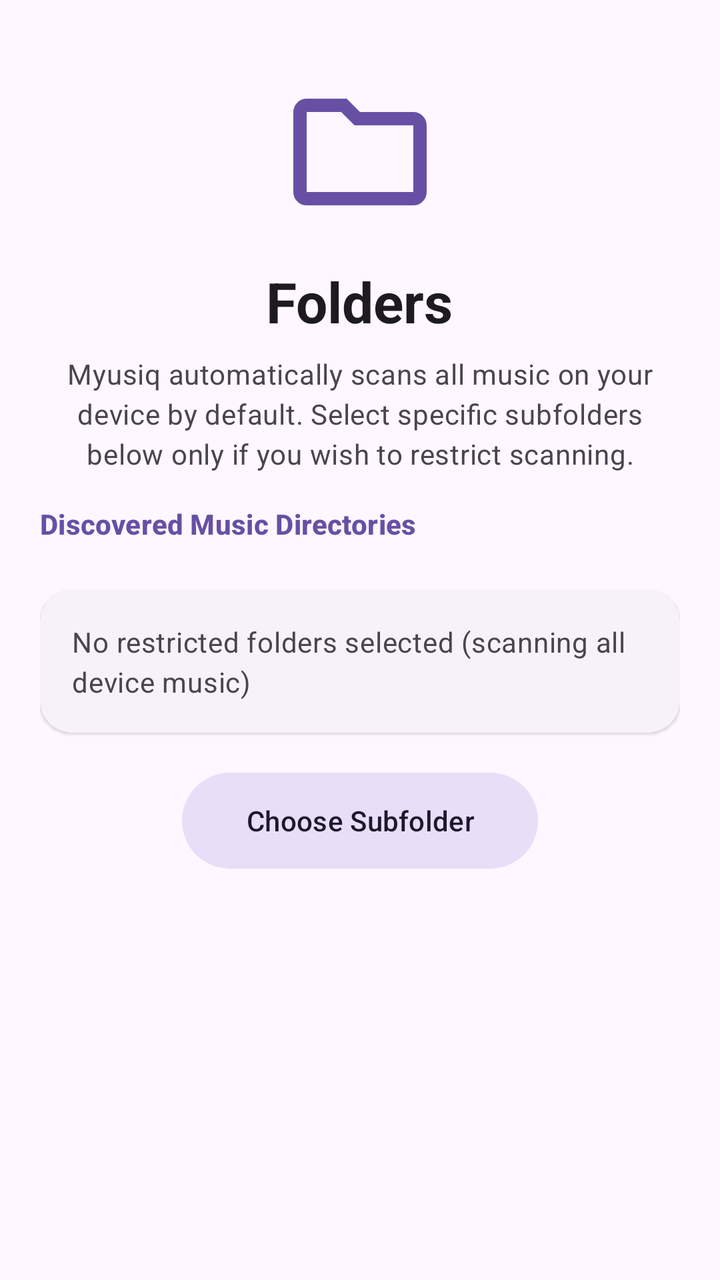
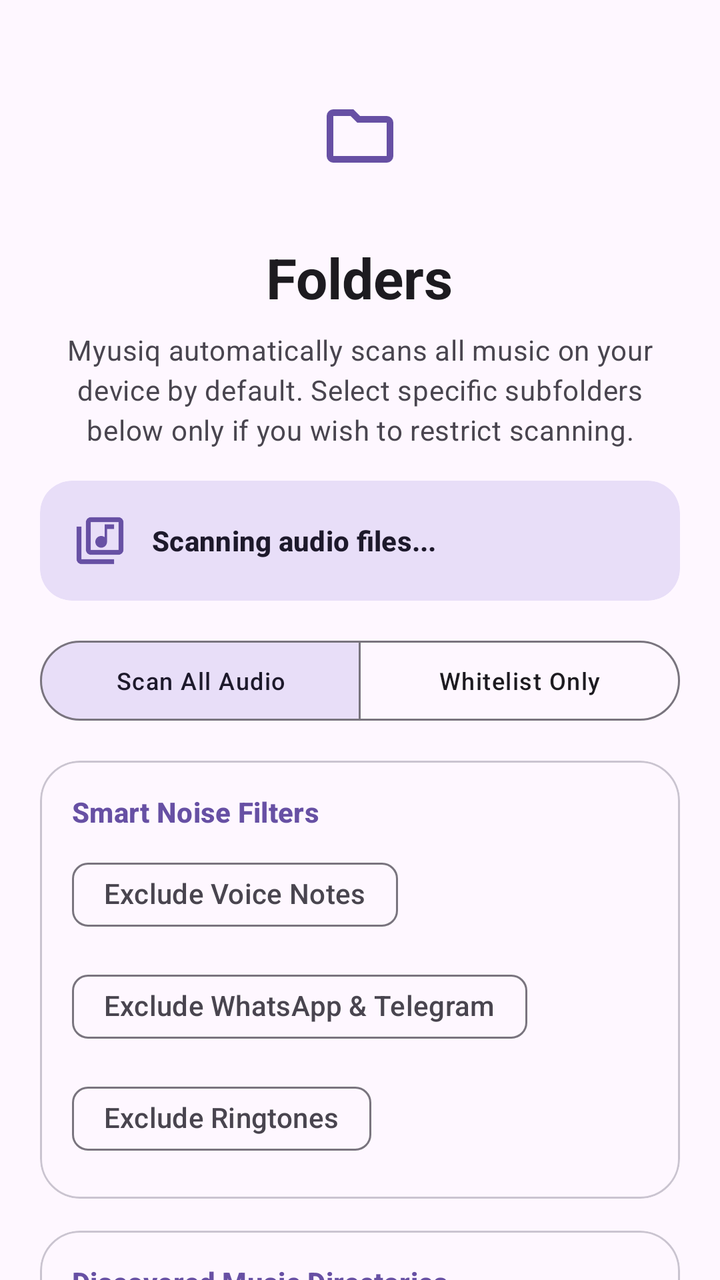

The first picture is an Android layout as it rendered before a commit; the second is the same layout after the commit. The layout source and the unified diff follow.
<!-- AndroidManifest.xml: application theme Theme_Myusiq -->
<!-- res/layout/fragment_setup_folders.xml -->
<?xml version="1.0" encoding="utf-8"?>
<androidx.core.widget.NestedScrollView xmlns:android="http://schemas.android.com/apk/res/android"
    xmlns:app="http://schemas.android.com/apk/res-auto"
    xmlns:tools="http://schemas.android.com/tools"
    android:layout_width="match_parent"
    android:layout_height="match_parent"
    android:fillViewport="true">

    <LinearLayout
        android:layout_width="match_parent"
        android:layout_height="wrap_content"
        android:orientation="vertical"
        android:padding="20dp">

        <ImageView
            android:id="@+id/ivFoldersIllustration"
            android:layout_width="80dp"
            android:layout_height="80dp"
            android:layout_gravity="center_horizontal"
            android:layout_marginTop="16dp"
            android:src="@drawable/ic_folder"
            app:tint="?attr/colorPrimary" />

        <TextView
            android:id="@+id/tvFoldersTitle"
            android:layout_width="wrap_content"
            android:layout_height="wrap_content"
            android:layout_gravity="center_horizontal"
            android:layout_marginTop="16dp"
            android:text="@string/step_folders"
            android:textAppearance="?attr/textAppearanceHeadlineMedium"
            android:textStyle="bold" />

        <TextView
            android:id="@+id/tvFoldersDesc"
            android:layout_width="match_parent"
            android:layout_height="wrap_content"
            android:layout_marginTop="8dp"
            android:gravity="center"
            android:text="@string/folder_selection_optional_desc"
            android:textAppearance="?attr/textAppearanceBodyMedium"
            android:textColor="?attr/colorOnSurfaceVariant" />

        
        <ProgressBar
            android:id="@+id/pbLoadingFolders"
            style="?android:attr/progressBarStyle"
            android:layout_width="wrap_content"
            android:layout_height="wrap_content"
            android:layout_gravity="center_horizontal"
            android:layout_marginTop="20dp"
            android:visibility="gone" />

        
        <TextView
            android:id="@+id/tvScannedFoldersLabel"
            android:layout_width="wrap_content"
            android:layout_height="wrap_content"
            android:layout_marginTop="16dp"
            android:layout_marginBottom="8dp"
            android:text="Discovered Music Directories"
            android:textAppearance="?attr/textAppearanceLabelLarge"
            android:textColor="?attr/colorPrimary"
            android:textStyle="bold"
            tools:ignore="HardcodedText" />

        <androidx.recyclerview.widget.RecyclerView
            android:id="@+id/rvSetupFolders"
            android:layout_width="match_parent"
            android:layout_height="wrap_content"
            android:nestedScrollingEnabled="false"
            tools:itemCount="3"
            tools:listitem="@layout/item_folder" />

        
        <com.google.android.material.card.MaterialCardView
            android:id="@+id/cardSelectedFolder"
            style="@style/Widget.Material3.CardView.Elevated"
            android:layout_width="match_parent"
            android:layout_height="wrap_content"
            android:layout_marginTop="16dp"
            app:cardCornerRadius="16dp">

            <TextView
                android:id="@+id/tvSelectedFolder"
                android:layout_width="match_parent"
                android:layout_height="wrap_content"
                android:padding="16dp"
                android:text="@string/no_directory_selected"
                android:textAppearance="?attr/textAppearanceBodyMedium"
                android:textColor="?attr/colorOnSurfaceVariant" />
        </com.google.android.material.card.MaterialCardView>

        <com.google.android.material.button.MaterialButton
            android:id="@+id/btnSelectFolder"
            style="@style/Widget.Material3.Button.TonalButton"
            android:layout_width="wrap_content"
            android:layout_height="56dp"
            android:layout_gravity="center_horizontal"
            android:layout_marginTop="16dp"
            android:paddingHorizontal="32dp"
            android:text="@string/choose_directory"
            android:textAppearance="?attr/textAppearanceLabelLarge"
            app:cornerRadius="28dp" />

    </LinearLayout>
</androidx.core.widget.NestedScrollView>
<!-- res/layout/item_folder.xml (included above) -->
<?xml version="1.0" encoding="utf-8"?>
<LinearLayout xmlns:android="http://schemas.android.com/apk/res/android"
    xmlns:tools="http://schemas.android.com/tools"
    android:layout_width="match_parent"
    android:layout_height="wrap_content"
    xmlns:app="http://schemas.android.com/apk/res-auto"
    android:orientation="horizontal"
    android:paddingVertical="12dp"
    android:paddingHorizontal="16dp"
    android:gravity="center_vertical"
    android:background="@drawable/bg_folder_item">
    <LinearLayout
        android:layout_width="0dp"
        android:layout_height="wrap_content"
        android:layout_weight="1"
        android:orientation="vertical"
        android:paddingEnd="8dp"
        tools:ignore="RtlSymmetry">
        <com.google.android.material.textview.MaterialTextView
            android:id="@+id/tvFolderName"
            android:layout_width="wrap_content"
            android:layout_height="wrap_content"
            android:text="Music"
            android:textAppearance="?attr/textAppearanceTitleMedium"
            android:textStyle="bold"
            android:textColor="?attr/colorOnSurface"
            tools:ignore="HardcodedText" />
        <com.google.android.material.textview.MaterialTextView
            android:id="@+id/tvFolderPath"
            android:layout_width="wrap_content"
            android:layout_height="wrap_content"
            android:text="/storage/emulated/0/Music"
            android:textAppearance="?attr/textAppearanceLabelSmall"
            android:textColor="?attr/colorOnSurfaceVariant"
            android:ellipsize="start"
            android:singleLine="true"
            tools:ignore="HardcodedText" />
    </LinearLayout>
    <com.google.android.material.button.MaterialButton
        android:id="@+id/btnFolderOptions"
        style="@style/Widget.Material3.Button.IconButton"
        android:layout_width="40dp"
        android:layout_height="40dp"
        android:layout_marginEnd="8dp"
        android:padding="0dp"
        android:insetLeft="0dp"
        android:insetTop="0dp"
        android:insetRight="0dp"
        android:insetBottom="0dp"
        app:iconGravity="textStart"
        android:gravity="center"
        android:contentDescription="@string/folder_options"
        app:icon="@drawable/ic_more_vert"
        app:iconPadding="0dp"
        app:iconTint="?attr/colorOnSurfaceVariant"
        app:backgroundTint="@android:color/transparent"
        app:rippleColor="?attr/colorControlHighlight" />
    <com.google.android.material.materialswitch.MaterialSwitch
        android:id="@+id/switchFolder"
        android:layout_width="wrap_content"
        android:layout_height="wrap_content" />
</LinearLayout>
<!-- resources referenced by this layout -->
<resources>
  <string name="choose_directory">Choose Subfolder</string>
  <string name="folder_options">Folder options</string>
  <string name="no_directory_selected">No restricted folders selected (scanning all device music)</string>
  <string name="step_folders">Folders</string>
  <color name="md_theme_default_primary">#6750A4</color>
  <!-- unchanged entries left out for length: 6 -->
</resources>

<!-- the commit's change to res/layout/fragment_setup_folders.xml (unified diff, before → after) -->
@@ -14,10 +14,13 @@
 
         <ImageView
             android:id="@+id/ivFoldersIllustration"
-            android:layout_width="80dp"
-            android:layout_height="80dp"
+            android:layout_width="72dp"
+            android:layout_height="72dp"
             android:layout_gravity="center_horizontal"
-            android:layout_marginTop="16dp"
+            android:layout_marginTop="12dp"
+            android:background="@drawable/bg_folder_item"
+            android:contentDescription="@null"
+            android:padding="16dp"
             android:src="@drawable/ic_folder"
             app:tint="?attr/colorPrimary" />
 
@@ -36,72 +39,255 @@
             android:layout_width="match_parent"
             android:layout_height="wrap_content"
             android:layout_marginTop="8dp"
+            android:layout_marginBottom="16dp"
             android:gravity="center"
             android:text="@string/folder_selection_optional_desc"
             android:textAppearance="?attr/textAppearanceBodyMedium"
             android:textColor="?attr/colorOnSurfaceVariant" />
 
         
+        <com.google.android.material.card.MaterialCardView
+            android:id="@+id/cardLiveSummary"
+            style="@style/Widget.Material3.CardView.Filled"
+            android:layout_width="match_parent"
+            android:layout_height="wrap_content"
+            android:layout_marginBottom="16dp"
+            app:cardBackgroundColor="?attr/colorSecondaryContainer"
+            app:cardCornerRadius="16dp"
+            app:cardElevation="0dp">
+
+            <LinearLayout
+                android:layout_width="match_parent"
+                android:layout_height="wrap_content"
+                android:gravity="center_vertical"
+                android:orientation="horizontal"
+                android:padding="16dp">
+
+                <ImageView
+                    android:layout_width="28dp"
+                    android:layout_height="28dp"
+                    android:layout_marginEnd="12dp"
+                    android:contentDescription="@null"
+                    android:src="@drawable/ic_tracks"
+                    app:tint="?attr/colorPrimary" />
+
+                <TextView
+                    android:id="@+id/tvLiveTrackSummary"
+                    android:layout_width="0dp"
+                    android:layout_height="wrap_content"
+                    android:layout_weight="1"
+                    android:text="Scanning audio files..."
+                    android:textAppearance="?attr/textAppearanceTitleSmall"
+                    android:textColor="?attr/colorOnSecondaryContainer"
+                    android:textStyle="bold"
+                    tools:ignore="HardcodedText" />
+            </LinearLayout>
+        </com.google.android.material.card.MaterialCardView>
+
+        
+        <com.google.android.material.button.MaterialButtonToggleGroup
+            android:id="@+id/toggleGroupScanMode"
+            android:layout_width="match_parent"
+            android:layout_height="wrap_content"
+            android:layout_marginBottom="16dp"
+            app:checkedButton="@id/btnModeScanAll"
+            app:singleSelection="true"
+            app:selectionRequired="true">
+
+            <com.google.android.material.button.MaterialButton
+                android:id="@+id/btnModeScanAll"
+                style="@style/Widget.Material3.Button.OutlinedButton"
+                android:layout_width="0dp"
+                android:layout_height="wrap_content"
+                android:layout_weight="1"
+                android:text="Scan All Audio"
+                android:textAppearance="?attr/textAppearanceLabelMedium"
+                tools:ignore="HardcodedText" />
+
+            <com.google.android.material.button.MaterialButton
+                android:id="@+id/btnModeWhitelist"
+                style="@style/Widget.Material3.Button.OutlinedButton"
+                android:layout_width="0dp"
+                android:layout_height="wrap_content"
+                android:layout_weight="1"
+                android:text="Whitelist Only"
+                android:textAppearance="?attr/textAppearanceLabelMedium"
+                tools:ignore="HardcodedText" />
+        </com.google.android.material.button.MaterialButtonToggleGroup>
+
+        
+        <com.google.android.material.card.MaterialCardView
+            android:id="@+id/cardSmartPresets"
+            style="@style/Widget.Material3.CardView.Outlined"
+            android:layout_width="match_parent"
+            android:layout_height="wrap_content"
+            android:layout_marginBottom="16dp"
+            app:cardCornerRadius="20dp"
+            app:strokeColor="?attr/colorOutlineVariant">
+
+            <LinearLayout
+                android:layout_width="match_parent"
+                android:layout_height="wrap_content"
+                android:orientation="vertical"
+                android:padding="16dp">
+
+                <TextView
+                    android:layout_width="wrap_content"
+                    android:layout_height="wrap_content"
+                    android:layout_marginBottom="8dp"
+                    android:text="Smart Noise Filters"
+                    android:textAppearance="?attr/textAppearanceTitleSmall"
+                    android:textColor="?attr/colorPrimary"
+                    android:textStyle="bold"
+                    tools:ignore="HardcodedText" />
+
+                <com.google.android.material.chip.ChipGroup
+                    android:id="@+id/chipGroupSmartPresets"
+                    android:layout_width="match_parent"
+                    android:layout_height="wrap_content">
+
+                    <com.google.android.material.chip.Chip
+                        android:id="@+id/chipExcludeVoiceNotes"
+                        style="@style/Widget.Material3.Chip.Filter"
+                        android:layout_width="wrap_content"
+                        android:layout_height="wrap_content"
+                        android:text="Exclude Voice Notes"
+                        tools:ignore="HardcodedText" />
+
+                    <com.google.android.material.chip.Chip
+                        android:id="@+id/chipExcludeMessaging"
+                        style="@style/Widget.Material3.Chip.Filter"
+                        android:layout_width="wrap_content"
+                        android:layout_height="wrap_content"
+                        android:text="Exclude WhatsApp &amp; Telegram"
+                        tools:ignore="HardcodedText" />
+
+                    <com.google.android.material.chip.Chip
+                        android:id="@+id/chipExcludeRingtones"
+                        style="@style/Widget.Material3.Chip.Filter"
+                        android:layout_width="wrap_content"
+                        android:layout_height="wrap_content"
+                        android:text="Exclude Ringtones"
+                        tools:ignore="HardcodedText" />
+                </com.google.android.material.chip.ChipGroup>
+            </LinearLayout>
+        </com.google.android.material.card.MaterialCardView>
+
+        
         <ProgressBar
             android:id="@+id/pbLoadingFolders"
             style="?android:attr/progressBarStyle"
             android:layout_width="wrap_content"
             android:layout_height="wrap_content"
             android:layout_gravity="center_horizontal"
-            android:layout_marginTop="20dp"
+            android:layout_marginTop="16dp"
             android:visibility="gone" />
 
         
-        <TextView
-            android:id="@+id/tvScannedFoldersLabel"
-            android:layout_width="wrap_content"
-            android:layout_height="wrap_content"
-            android:layout_marginTop="16dp"
-            android:layout_marginBottom="8dp"
-            android:text="Discovered Music Directories"
-            android:textAppearance="?attr/textAppearanceLabelLarge"
-            android:textColor="?attr/colorPrimary"
-            android:textStyle="bold"
-            tools:ignore="HardcodedText" />
-
-        <androidx.recyclerview.widget.RecyclerView
-            android:id="@+id/rvSetupFolders"
-            android:layout_width="match_parent"
-            android:layout_height="wrap_content"
-            android:nestedScrollingEnabled="false"
-            tools:itemCount="3"
-            tools:listitem="@layout/item_folder" />
-
-        
         <com.google.android.material.card.MaterialCardView
-            android:id="@+id/cardSelectedFolder"
-            style="@style/Widget.Material3.CardView.Elevated"
-            android:layout_width="match_parent"
-            android:layout_height="wrap_content"
-            android:layout_marginTop="16dp"
-            app:cardCornerRadius="16dp">
-
-            <TextView
-                android:id="@+id/tvSelectedFolder"
+            android:id="@+id/cardDiscoveredFolders"
+            style="@style/Widget.Material3.CardView.Outlined"
+            android:layout_width="match_parent"
+            android:layout_height="wrap_content"
+            android:layout_marginBottom="16dp"
+            app:cardCornerRadius="20dp"
+            app:strokeColor="?attr/colorOutlineVariant">
+
+            <LinearLayout
                 android:layout_width="match_parent"
                 android:layout_height="wrap_content"
-                android:padding="16dp"
-                android:text="@string/no_directory_selected"
-                android:textAppearance="?attr/textAppearanceBodyMedium"
-                android:textColor="?attr/colorOnSurfaceVariant" />
+                android:orientation="vertical"
+                android:padding="16dp">
+
+                <TextView
+                    android:id="@+id/tvScannedFoldersLabel"
+                    android:layout_width="wrap_content"
+                    android:layout_height="wrap_content"
+                    android:layout_marginBottom="12dp"
+                    android:text="Discovered Music Directories"
+                    android:textAppearance="?attr/textAppearanceTitleSmall"
+                    android:textColor="?attr/colorPrimary"
+                    android:textStyle="bold"
+                    tools:ignore="HardcodedText" />
+
+                <androidx.recyclerview.widget.RecyclerView
+                    android:id="@+id/rvSetupFolders"
+                    android:layout_width="match_parent"
+                    android:layout_height="wrap_content"
+                    android:nestedScrollingEnabled="false"
+                    tools:itemCount="3"
+                    tools:listitem="@layout/item_folder" />
+            </LinearLayout>
         </com.google.android.material.card.MaterialCardView>
 
-        <com.google.android.material.button.MaterialButton
-            android:id="@+id/btnSelectFolder"
-            style="@style/Widget.Material3.Button.TonalButton"
-            android:layout_width="wrap_content"
-            android:layout_height="56dp"
-            android:layout_gravity="center_horizontal"
-            android:layout_marginTop="16dp"
-            android:paddingHorizontal="32dp"
-            android:text="@string/choose_directory"
-            android:textAppearance="?attr/textAppearanceLabelLarge"
-            app:cornerRadius="28dp" />
+        
+        <com.google.android.material.card.MaterialCardView
+            android:id="@+id/cardWhitelistFolders"
+            style="@style/Widget.Material3.CardView.Outlined"
+            android:layout_width="match_parent"
+            android:layout_height="wrap_content"
+            android:layout_marginBottom="16dp"
+            app:cardCornerRadius="20dp"
+            app:strokeColor="?attr/colorOutlineVariant">
+
+            <LinearLayout
+                android:layout_width="match_parent"
+                android:layout_height="wrap_content"
+                android:orientation="vertical"
+                android:padding="16dp">
+
+                <TextView
+                    android:layout_width="wrap_content"
+                    android:layout_height="wrap_content"
+                    android:layout_marginBottom="8dp"
+                    android:text="Allowed Whitelist Directories"
+                    android:textAppearance="?attr/textAppearanceTitleSmall"
+                    android:textColor="?attr/colorPrimary"
+                    android:textStyle="bold"
+                    tools:ignore="HardcodedText" />
+
+                <TextView
+                    android:layout_width="match_parent"
+                    android:layout_height="wrap_content"
+                    android:layout_marginBottom="12dp"
+                    android:text="Only audio tracks inside the selected custom directories below will be added to your library."
+                    android:textAppearance="?attr/textAppearanceBodySmall"
+                    android:textColor="?attr/colorOnSurfaceVariant"
+                    tools:ignore="HardcodedText" />
+
+                <TextView
+                    android:id="@+id/tvEmptyWhitelistMessage"
+                    android:layout_width="match_parent"
+                    android:layout_height="wrap_content"
+                    android:layout_marginBottom="12dp"
+                    android:gravity="center"
+                    android:padding="16dp"
+                    android:text="No custom directories added yet. Tap below to choose a folder."
+                    android:textAppearance="?attr/textAppearanceBodyMedium"
+                    android:textColor="?attr/colorOnSurfaceVariant"
+                    android:visibility="gone"
+                    tools:ignore="HardcodedText" />
+
+                <androidx.recyclerview.widget.RecyclerView
+                    android:id="@+id/rvCustomFolders"
+                    android:layout_width="match_parent"
+                    android:layout_height="wrap_content"
+                    android:layout_marginBottom="12dp"
+                    android:nestedScrollingEnabled="false"
+                    tools:itemCount="2"
+                    tools:listitem="@layout/item_custom_folder" />
+
+                <com.google.android.material.button.MaterialButton
+                    android:id="@+id/btnSelectFolder"
+                    style="@style/Widget.Material3.Button.TonalButton"
+                    android:layout_width="match_parent"
+                    android:layout_height="50dp"
+                    android:text="@string/choose_directory"
+                    android:textAppearance="?attr/textAppearanceLabelLarge"
+                    app:cornerRadius="24dp"
+                    app:icon="@drawable/ic_folder" />
+            </LinearLayout>
+        </com.google.android.material.card.MaterialCardView>
 
     </LinearLayout>
 </androidx.core.widget.NestedScrollView>
@@ -166,5 +352,77 @@
     <com.google.android.material.materialswitch.MaterialSwitch
         android:id="@+id/switchFolder"
         android:layout_width="wrap_content"
-        android:layout_height="wrap_content" />
+        android:layout_height="wrap_content"
+        app:thumbIcon="@drawable/ic_switch_headphone_thumb" />
 </LinearLayout>
+<!-- res/layout/item_custom_folder.xml (included above) -->
+<?xml version="1.0" encoding="utf-8"?>
+<LinearLayout xmlns:android="http://schemas.android.com/apk/res/android"
+    xmlns:app="http://schemas.android.com/apk/res-auto"
+    xmlns:tools="http://schemas.android.com/tools"
+    android:layout_width="match_parent"
+    android:layout_height="wrap_content"
+    android:background="@drawable/bg_folder_item"
+    android:gravity="center_vertical"
+    android:orientation="horizontal"
+    android:paddingHorizontal="16dp"
+    android:paddingVertical="12dp">
+
+    <ImageView
+        android:id="@+id/ivCustomFolderIcon"
+        android:layout_width="32dp"
+        android:layout_height="32dp"
+        android:layout_marginEnd="12dp"
+        android:contentDescription="@null"
+        android:src="@drawable/ic_folder"
+        app:tint="?attr/colorPrimary" />
+
+    <LinearLayout
+        android:layout_width="0dp"
+        android:layout_height="wrap_content"
+        android:layout_weight="1"
+        android:orientation="vertical"
+        android:paddingEnd="8dp">
+
+        <com.google.android.material.textview.MaterialTextView
+            android:id="@+id/tvCustomFolderName"
+            android:layout_width="wrap_content"
+            android:layout_height="wrap_content"
+            android:text="Music Folder"
+            android:textAppearance="?attr/textAppearanceTitleMedium"
+            android:textColor="?attr/colorOnSurface"
+            android:textStyle="bold"
+            tools:ignore="HardcodedText" />
+
+        <com.google.android.material.textview.MaterialTextView
+            android:id="@+id/tvCustomFolderPath"
+            android:layout_width="wrap_content"
+            android:layout_height="wrap_content"
+            android:ellipsize="start"
+            android:singleLine="true"
+            android:text="content://com.android.externalstorage.documents/tree/primary%3AMusic"
+            android:textAppearance="?attr/textAppearanceLabelSmall"
+            android:textColor="?attr/colorOnSurfaceVariant"
+            tools:ignore="HardcodedText" />
+    </LinearLayout>
+
+    <com.google.android.material.button.MaterialButton
+        android:id="@+id/btnRemoveCustomFolder"
+        style="@style/Widget.Material3.Button.IconButton"
+        android:layout_width="40dp"
+        android:layout_height="40dp"
+        android:contentDescription="Remove Folder"
+        android:gravity="center"
+        android:insetLeft="0dp"
+        android:insetTop="0dp"
+        android:insetRight="0dp"
+        android:insetBottom="0dp"
+        android:padding="0dp"
+        app:backgroundTint="@android:color/transparent"
+        app:icon="@drawable/ic_close"
+        app:iconGravity="textStart"
+        app:iconPadding="0dp"
+        app:iconTint="?attr/colorError"
+        app:rippleColor="?attr/colorControlHighlight"
+        tools:ignore="HardcodedText" />
+</LinearLayout>
<!-- resource entries referenced after the edit -->
@@ -1,9 +1,83 @@
 <!-- resources referenced by this layout -->
 <resources>
+  <!-- drawable ic_close (drawable) -->
+  <vector xmlns:android="http://schemas.android.com/apk/res/android"
+      android:width="24dp"
+      android:height="24dp"
+      android:viewportWidth="24"
+      android:viewportHeight="24">
+      <path
+          android:fillColor="#FF000000"
+          android:pathData="M19,6.41L17.59,5,12,10.59,6.41,5,5,6.41,10.59,12,5,17.59,6.41,19,12,13.41,17.59,19,19,17.59,13.41,12z" />
+  </vector>
+  <!-- drawable ic_switch_headphone_thumb (drawable) -->
+  <?xml version="1.0" encoding="utf-8"?>
+  <selector xmlns:android="http://schemas.android.com/apk/res/android">
+      <item android:state_checked="true" android:drawable="@drawable/ic_headphones" />
+      <item android:drawable="@drawable/ic_headphones_off" />
+  </selector>
+  <!-- drawable ic_tracks (drawable) -->
+  <vector xmlns:android="http://schemas.android.com/apk/res/android"
+      android:width="24dp"
+      android:height="24dp"
+      android:viewportWidth="960"
+      android:viewportHeight="960"
+      android:tint="?attr/colorOnSurfaceVariant">
+  
+      <path android:fillColor="@android:color/white" android:pathData="M500,600Q542,600 571,571Q600,542 600,500L600,280L720,280L720,200L560,200L560,420Q547,410 532,405Q517,400 500,400Q458,400 429,429Q400,458 400,500Q400,542 429,571Q458,600 500,600ZM320,720Q287,720 263.5,696.5Q240,673 240,640L240,160Q240,127 263.5,103.5Q287,80 320,80L800,80Q833,80 856.5,103.5Q880,127 880,160L880,640Q880,673 856.5,696.5Q833,720 800,720L320,720ZM320,640L800,640Q800,640 800,640Q800,640 800,640L800,160Q800,160 800,160Q800,160 800,160L320,160Q320,160 320,160Q320,160 320,160L320,640Q320,640 320,640Q320,640 320,640ZM160,880Q127,880 103.5,856.5Q80,833 80,800L80,240L160,240L160,800Q160,800 160,800Q160,800 160,800L720,800L720,880L160,880ZM320,160L320,160Q320,160 320,160Q320,160 320,160L320,640Q320,640 320,640Q320,640 320,640L320,640Q320,640 320,640Q320,640 320,640L320,160Q320,160 320,160Q320,160 320,160Z"/>
+  
+  </vector>
   <string name="choose_directory">Choose Subfolder</string>
   <string name="folder_options">Folder options</string>
-  <string name="no_directory_selected">No restricted folders selected (scanning all device music)</string>
   <string name="step_folders">Folders</string>
+  <!-- drawable ic_headphones (drawable) -->
+  <?xml version="1.0" encoding="utf-8"?>
+  <vector xmlns:android="http://schemas.android.com/apk/res/android"
+      android:width="24dp"
+      android:height="24dp"
+      android:viewportWidth="24"
+      android:viewportHeight="24">
+      <path
+          android:strokeColor="#FF000000"
+          android:strokeWidth="2.2"
+          android:strokeLineCap="round"
+          android:pathData="M4,12C4,7.58 7.58,4 12,4C16.42,4 20,7.58 20,12" />
+  
+      <path
+          android:fillColor="#FF000000"
+          android:pathData="M3,11h3c0.55,0 1,0.45 1,1v6c0,0.55 -0.45,1 -1,1H3c-0.55,0 -1,-0.45 -1,-1v-6c0,-0.55 0.45,-1 1,-1z" />
+  
+      <path
+          android:fillColor="#FF000000"
+          android:pathData="M18,11h3c0.55,0 1,0.45 1,1v6c0,0.55 -0.45,1 -1,1h-3c-0.55,0 -1,-0.45 -1,-1v-6c0,-0.55 0.45,-1 1,-1z" />
+  </vector>
+  <!-- drawable ic_headphones_off (drawable) -->
+  <?xml version="1.0" encoding="utf-8"?>
+  <vector xmlns:android="http://schemas.android.com/apk/res/android"
+      android:width="24dp"
+      android:height="24dp"
+      android:viewportWidth="24"
+      android:viewportHeight="24">
+      <path
+          android:strokeColor="#FF000000"
+          android:strokeWidth="2.2"
+          android:strokeLineCap="round"
+          android:pathData="M4,12C4,7.58 7.58,4 12,4C16.42,4 20,7.58 20,12" />
+  
+      <path
+          android:fillColor="#FF000000"
+          android:pathData="M3,11h3c0.55,0 1,0.45 1,1v6c0,0.55 -0.45,1 -1,1H3c-0.55,0 -1,-0.45 -1,-1v-6c0,-0.55 0.45,-1 1,-1z" />
+  
+      <path
+          android:fillColor="#FF000000"
+          android:pathData="M18,11h3c0.55,0 1,0.45 1,1v6c0,0.55 -0.45,1 -1,1h-3c-0.55,0 -1,-0.45 -1,-1v-6c0,-0.55 0.45,-1 1,-1z" />
+  
+      <path
+          android:strokeColor="#FF000000"
+          android:strokeWidth="2.4"
+          android:strokeLineCap="round"
+          android:pathData="M3,3L21,21" />
+  </vector>
   <color name="md_theme_default_primary">#6750A4</color>
   <!-- unchanged entries left out for length: 6 -->
 </resources>
